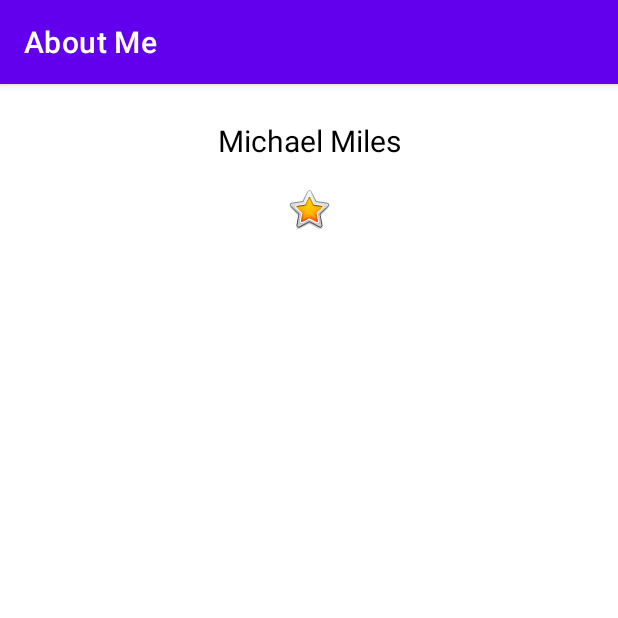
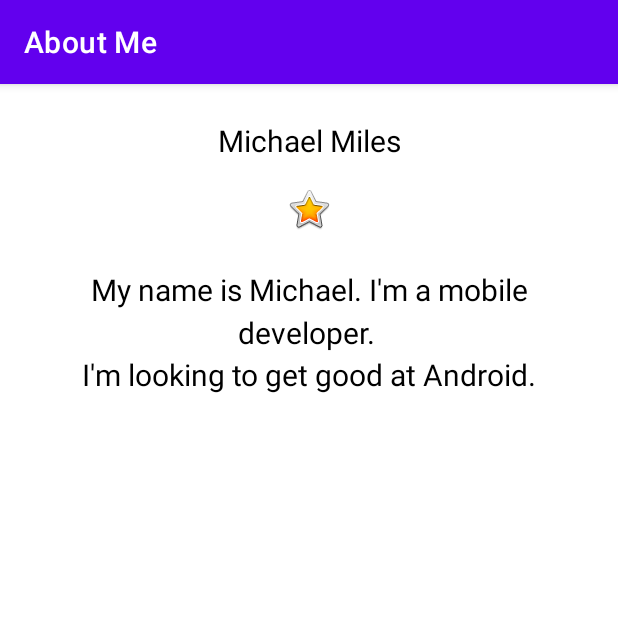
Before and after one commit to michaelmiles1/AboutMeAndroid, an Android app: the screen it shows after launch (MainActivity), on a phone screen of 412 x 824 dp, the top half of it. Run offline under Robolectric (Android 15) with nearby library versions, the phone set to English and light mode, and no system bars; Roboto replaces fonts that are not available here.

Commit message:
Added scrolling text view

```diff
--- a/app/src/main/res/layout/activity_main.xml
+++ b/app/src/main/res/layout/activity_main.xml
@@ -2,23 +2,39 @@
 <LinearLayout
     xmlns:android="http://schemas.android.com/apk/res/android"
     xmlns:app="http://schemas.android.com/apk/res-auto"
+    android:layout_width="match_parent"
+    android:layout_height="match_parent"
     android:orientation="vertical"
-    android:layout_width="match_parent"
-    android:layout_height="match_parent">
+    android:paddingStart="@dimen/padding"
+    android:paddingEnd="@dimen/padding" >
 
     <TextView
         android:id="@+id/nameText"
+        style="@style/NameStyle"
         android:layout_width="match_parent"
         android:layout_height="wrap_content"
         android:text="@string/name"
-        android:textAlignment="center"
-        style="@style/NameStyle" />
+        android:textAlignment="center" />
 
     <ImageView
         android:id="@+id/star_image"
-        android:layout_marginTop="16dp"
         android:layout_width="match_parent"
         android:layout_height="wrap_content"
+        android:layout_marginTop="16dp"
         android:contentDescription="@string/yellow_star"
         app:srcCompat="@android:drawable/btn_star_big_on" />
+
+    <ScrollView
+        android:id="@+id/bio_scroll"
+        android:layout_width="match_parent"
+        android:layout_height="match_parent">
+
+        <TextView
+            style="@style/NameStyle"
+            android:layout_width="match_parent"
+            android:layout_height="wrap_content"
+            android:lineSpacingMultiplier="1.2"
+            android:text="@string/bio"
+            android:textAlignment="center" />
+    </ScrollView>
 </LinearLayout>
--- a/app/src/main/res/values/dimens.xml
+++ b/app/src/main/res/values/dimens.xml
@@ -3,4 +3,5 @@
     <dimen name="text_size">20sp</dimen>
     <dimen name="small_padding">8dp</dimen>
     <dimen name="layout_margin">16dp</dimen>
+    <dimen name="padding">16dp</dimen>
 </resources>
--- a/app/src/main/res/values/strings.xml
+++ b/app/src/main/res/values/strings.xml
@@ -2,4 +2,8 @@
     <string name="app_name">About Me</string>
     <string name="name">Michael Miles</string>
     <string name="yellow_star">yellow star</string>
+    <string name="bio">
+        My name is Michael. I\'m a mobile developer.
+        \nI\'m looking to get good at Android.
+    </string>
 </resources>
```
